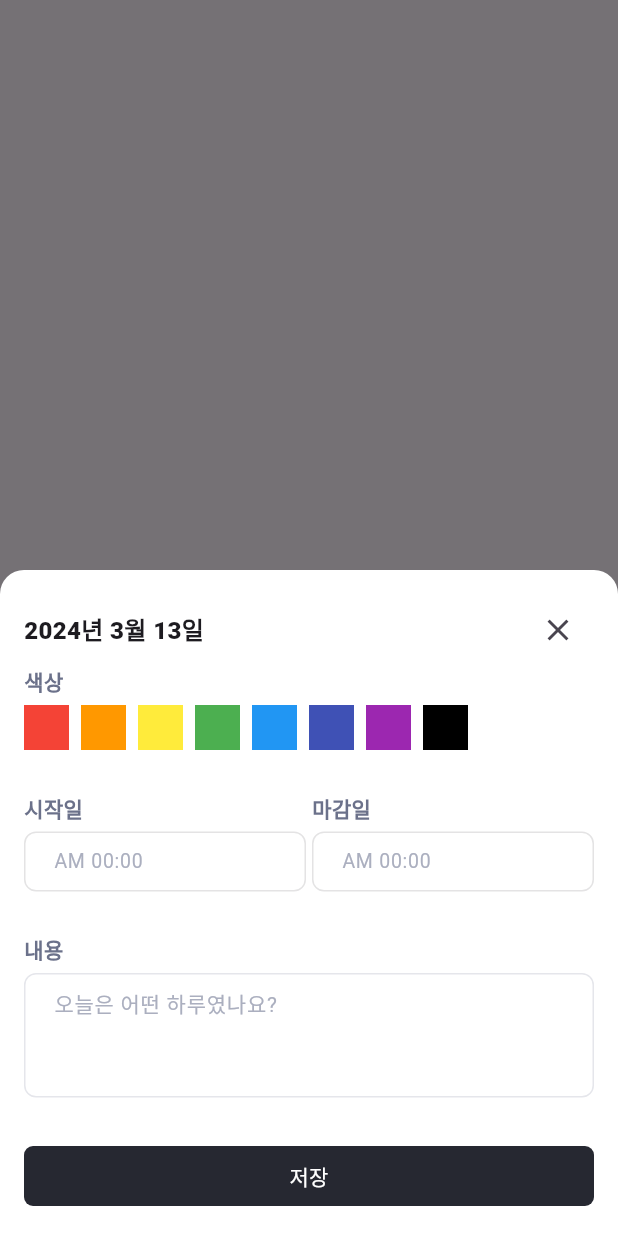
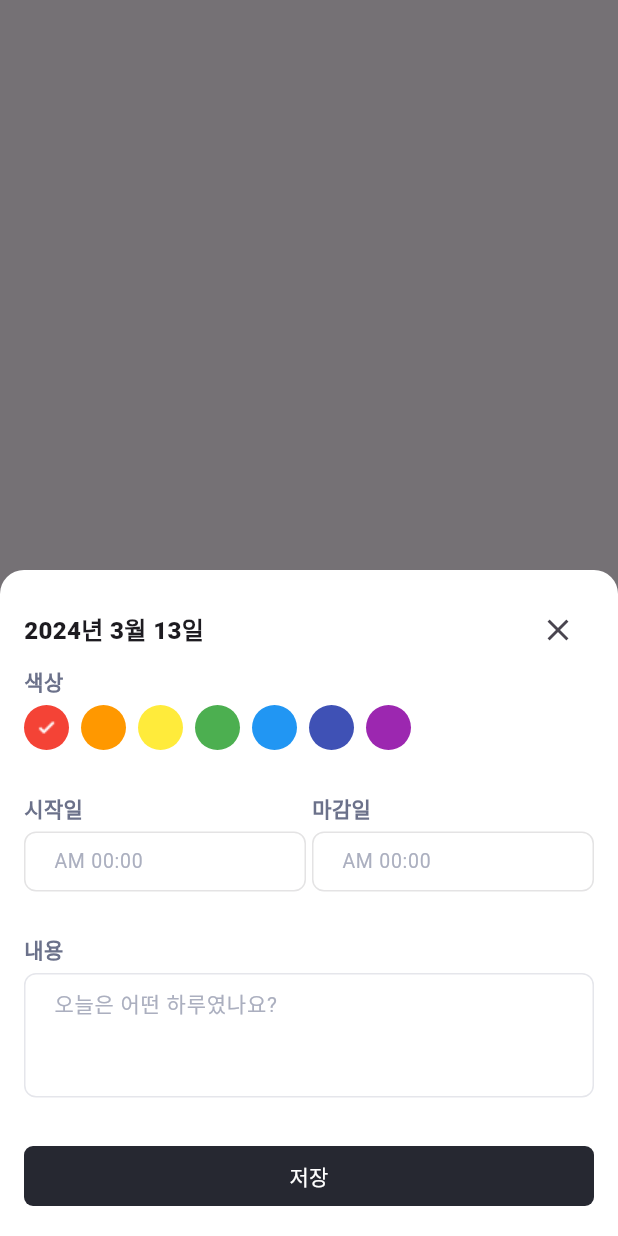
Before and after one commit to torder-raven/calendar_scheduler, a Flutter app: the screen it shows after launch, after a tap on the "add" icon, on a phone screen of 412 x 824 dp. Run offline on Flutter 3.47's test engine with Material 3 defaults, Android fonts, the phone set to English and light mode, and no system bars; our stand-ins replace drift; missing offline and left inert: dart:ffi; accounts and stored records are empty; generated files the repository leaves out were written again; Roboto replaces fonts that are missing (Pretendard).

Commit message:
feat: 체크 박스 이벤트 구현

```diff
--- a/lib/presentation/const/colors.dart
+++ b/lib/presentation/const/colors.dart
@@ -21,7 +21,6 @@ class ColorResource {
   static const SELECT_COLOR_BLUE = Colors.blue;
   static const SELECT_COLOR_INDIGO = Colors.indigo;
   static const SELECT_COLOR_PURPLE = Colors.purple;
-  static const SELECT_COLOR_BLACK = Colors.black;
 
   static List<Color> selectorColors = [
     ColorResource.SELECT_COLOR_RED,
@@ -31,6 +30,5 @@ class ColorResource {
     ColorResource.SELECT_COLOR_BLUE,
     ColorResource.SELECT_COLOR_INDIGO,
     ColorResource.SELECT_COLOR_PURPLE,
-    ColorResource.SELECT_COLOR_BLACK,
   ];
 }
--- a/lib/presentation/screen/component/color_selection_field.dart
+++ b/lib/presentation/screen/component/color_selection_field.dart
@@ -1,12 +1,14 @@
+import 'package:calendar_scheduler/presentation/screen/component/schedule_register_bottom_sheet.dart';
 import 'package:flutter/material.dart';
 
 import '../../const/colors.dart';
 import '../../const/strings.dart';
 
-
 class ColorSelectionField extends StatefulWidget {
-  final int colorCode;
-  const ColorSelectionField({super.key, required this.colorCode});
+  final int? selectedColorId;
+  final ColorIdSetter colorIdSetter;
+  const ColorSelectionField(
+      {super.key, this.selectedColorId, required this.colorIdSetter});
 
   @override
   State<ColorSelectionField> createState() => _ColorSelectionFieldState();
@@ -35,14 +37,32 @@ class _ColorSelectionFieldState extends State<ColorSelectionField> {
   }
 
   Row renderColors() {
+    List<Color> colors = ColorResource.selectorColors;
     return Row(
-      children: List.generate(ColorResource.selectorColors.length, (index) {
+      children: List.generate(colors.length, (index) {
         return Padding(
           padding: EdgeInsets.only(right: 8.0),
-          child: Container(
-            height: 30.0,
-            width: 30.0,
-            color: ColorResource.selectorColors[index],
+          child: GestureDetector(
+            onTap: () {
+              setState(() {
+                widget.colorIdSetter(colors[index].value);
+              });
+            },
+            child: Container(
+              width: 30.0,
+              height: 30.0,
+              decoration: BoxDecoration(
+                image: colors[index].value == widget.selectedColorId
+                    ? DecorationImage(
+                        image: AssetImage(
+                          "asset/img/img_check.png",
+                        ),
+                      )
+                    : null,
+                shape: BoxShape.circle,
+                color: colors[index],
+              ),
+            ),
           ),
         );
       }),
--- a/lib/presentation/screen/component/schedule_register_bottom_sheet.dart
+++ b/lib/presentation/screen/component/schedule_register_bottom_sheet.dart
@@ -7,10 +7,17 @@ import '../../const/strings.dart';
 import 'color_selection_field.dart';
 import 'content_input_field.dart';
 
-class ScheduleRegisterBottomSheet extends StatelessWidget {
+class ScheduleRegisterBottomSheet extends StatefulWidget {
   final DateTime selectedDate;
 
   const ScheduleRegisterBottomSheet({super.key, required this.selectedDate});
+
+  @override
+  State<ScheduleRegisterBottomSheet> createState() => _ScheduleRegisterBottomSheetState();
+}
+
+class _ScheduleRegisterBottomSheetState extends State<ScheduleRegisterBottomSheet> {
+  int selectedColorId = ColorResource.selectorColors[0].value;
 
   @override
   Widget build(BuildContext context) {
@@ -28,9 +35,13 @@ class ScheduleRegisterBottomSheet extends StatelessWidget {
             crossAxisAlignment: CrossAxisAlignment.start,
             children: [
               _BottomSheetHeader(
-                selectedDate: selectedDate,
+                selectedDate: widget.selectedDate,
               ),
-              ColorSelectionField(colorCode: 0),
+              ColorSelectionField(selectedColorId: selectedColorId, colorIdSetter: (int id) {
+                setState(() {
+                   selectedColorId = id;
+                });
+              },),
               Spacer(),
               _TimeInputRenderer(),
               Spacer(),
@@ -44,6 +55,8 @@ class ScheduleRegisterBottomSheet extends StatelessWidget {
     );
   }
 }
+
+typedef ColorIdSetter = void Function(int id);
 
 class _BottomSheetHeader extends StatelessWidget {
   final DateTime selectedDate;
--- a/pubspec.yaml
+++ b/pubspec.yaml
@@ -66,6 +66,8 @@ flutter:
   # included with your application, so that you can use the icons in
   # the material Icons class.
   uses-material-design: true
+  assets:
+    - asset/img/
 
   fonts:
     - family: Pretendard
```
Also changed, not shown: asset/img/img_check.png (added).
